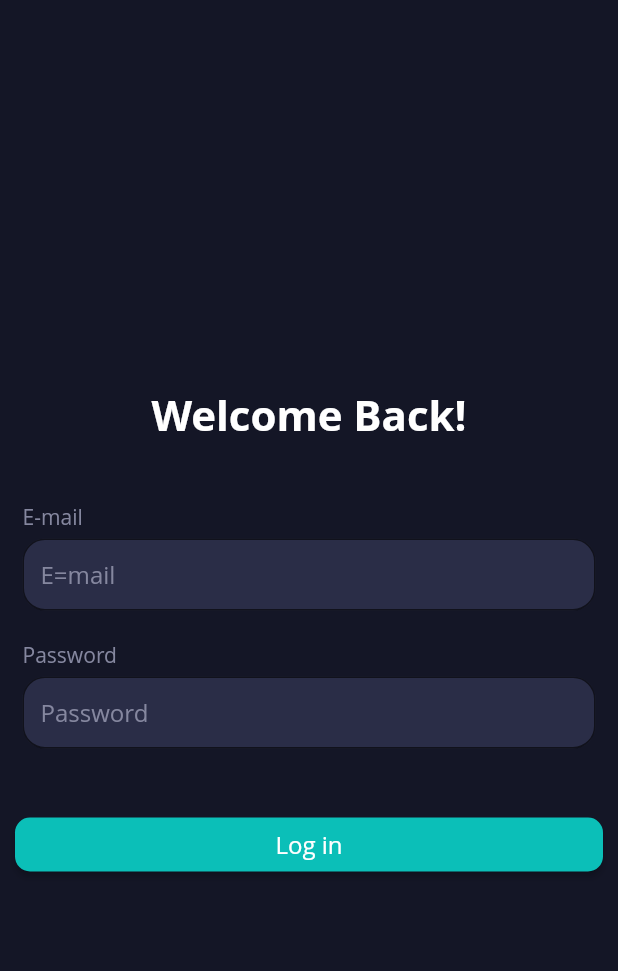
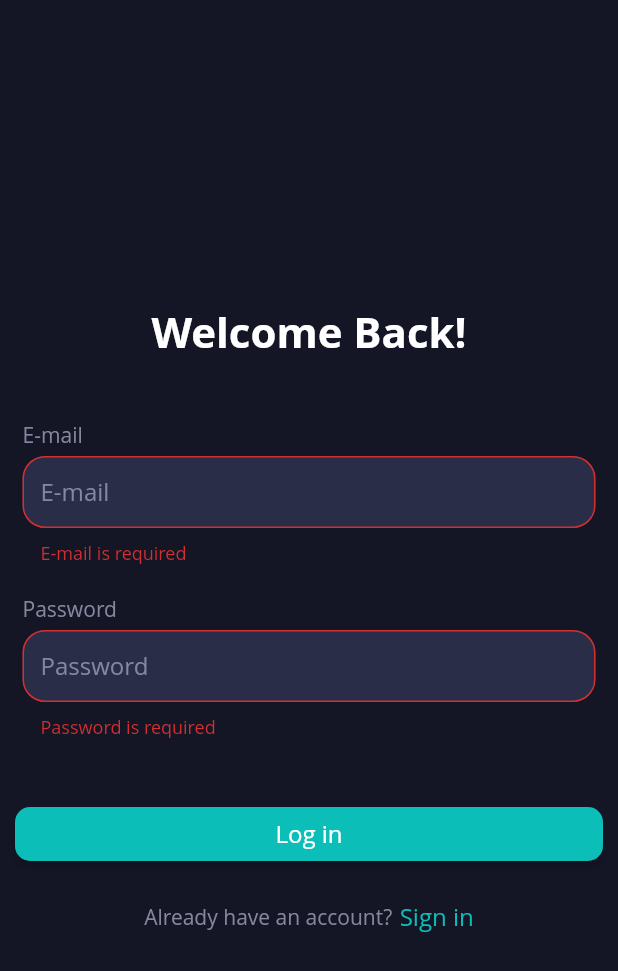
Before and after one commit to seytkalievm/AngimeHub, a Flutter app: the screen it shows after launch, after a tap on "Log in", on a phone screen of 412 x 824 dp. Shown: the top 971 px of the screen. Run offline on Flutter 3.47's test engine with Material 2 defaults, Android fonts, the light colour scheme and no system bars; our stand-ins replace fluttertoast, form_field_validator; Roboto replaces fonts that are missing (Open Sans).

Commit message:
reformated authorization, added form validation logic

```diff
--- a/lib/auth/authorization.dart
+++ b/lib/auth/authorization.dart
@@ -1,10 +1,28 @@
 import 'package:angime_hub/auth/register_page.dart';
+import 'package:angime_hub/styles.dart';
 import 'package:flutter/material.dart';
 
+import '../validators.dart';
 import 'login_page.dart';
 
-class Authorization extends StatelessWidget {
+class Authorization extends StatefulWidget{
+
   const Authorization({Key? key}) : super(key: key);
+
+  @override
+  State<StatefulWidget> createState() {
+    return AuthorizationState();
+  }
+}
+
+
+class AuthorizationState extends State<Authorization> {
+
+  int page = 0;
+  String sign = "Sign in";
+  String account = "Already have an account?";
+
+
 
   @override
   Widget build(BuildContext context) {
@@ -18,12 +36,67 @@ class Authorization extends StatelessWidget {
           child: SingleChildScrollView(
             child: Column(
               mainAxisAlignment: MainAxisAlignment.center,
-                children: const [
-                  LoginForm(),
+              children: [
+                getBody(),
+                Padding(
+                  padding: const EdgeInsets.all(20),
+                  child: Row(
+                    mainAxisAlignment: MainAxisAlignment.center,
+                    children: [
+                      Text(
+                        account,
+                        style: CommonStyle.descriptionTextStyle(),
+                      ),
+                      Padding(
+                        padding: const EdgeInsets.fromLTRB(5, 0, 0,0),
+                        child: InkWell(
+                          child: Text(
+                            sign,
+                            style: const TextStyle(
+                              fontSize: 16,
+                              fontWeight: FontWeight.w500,
+                              color: Color.fromARGB(255, 11, 191, 184),
+                            ),
+                          ),
+                          onTap:(){
+                            changePage();
+                          },
+                        ),
+                      ),
+                    ],
+                  ),
+                ),
               ],
             ),
           ),
         ),
-        ));
+      ),
+    );
+  }
+
+  Widget getBody() {
+    if (page == 0) {
+      return const LoginForm();
+    } else {
+      return const RegisterForm();
     }
   }
+
+  void changePage() {
+    setState(() {
+      if (page == 0) {
+        page = 1;
+        sign = "Sign in";
+        account = "Already have an account?";
+
+      } else {
+        page = 0;
+        sign = "Sign Up";
+        account = "Don't have an account?";
+
+      }
+    }
+    );
+  }
+
+}
--- a/lib/auth/login_page.dart
+++ b/lib/auth/login_page.dart
@@ -1,4 +1,3 @@
-import 'package:angime_hub/text_form_fields.dart';
 import 'package:angime_hub/validators.dart';
 import 'package:flutter/material.dart';
 
@@ -14,7 +13,37 @@ class LoginForm extends StatefulWidget {
 }
 
 class LoginState extends State<LoginForm> {
-  final _loginFormKey = GlobalKey<LoginState>();
+  final _loginFormKey = GlobalKey<FormState>();
+
+  late String email;
+  late String password;
+
+  Widget _emailTextField(){
+    return TextFormField(
+      keyboardType: TextInputType.emailAddress,
+      style: CommonStyle.textFieldInputStyle(),
+      decoration: CommonStyle.textFieldStyle(hintTextStr: "E-mail"),
+      cursorColor: Colors.white,
+      validator: emailValidator,
+      onSaved: (value){
+        email = value!.toString();
+      },
+    );
+  }
+
+  Widget _passwordTextField(){
+    return TextFormField(
+      keyboardType: TextInputType.visiblePassword,
+      obscureText: true,
+      style: CommonStyle.textFieldInputStyle(),
+      decoration: CommonStyle.textFieldStyle(hintTextStr: "Password"),
+      cursorColor: Colors.white,
+      validator: passwordValidator,
+      onSaved: (value){
+        password = value!.toString();
+      },
+    );
+  }
 
   @override
   Widget build(BuildContext context) {
@@ -41,10 +70,7 @@ class LoginState extends State<LoginForm> {
           ),
           Padding(
             padding: const EdgeInsets.fromLTRB(15, 0, 15, 10),
-            child: MyTextFormField(
-              "E=mail",
-              EmailValidator("Invalid e-mail"),
-            ),
+            child: _emailTextField(),
           ),
           Padding(
             padding: const EdgeInsets.fromLTRB(15, 10, 0, 5),
@@ -55,16 +81,11 @@ class LoginState extends State<LoginForm> {
           ),
           Padding(
             padding: const EdgeInsets.fromLTRB(15, 0, 15, 10),
-            child: MyTextFormField(
-              "Password",
-              passwordValidator,
-              isObscure: true,
-            ),
+            child: _passwordTextField(),
           ),
           Padding(
             padding: const EdgeInsets.fromLTRB(10, 30, 10, 0),
             child: ElevatedButton(
-              onPressed: () {},
               style: ButtonStyle(
                 backgroundColor: MaterialStateProperty.all<Color>(
                     const Color.fromARGB(255, 11, 191, 184)),
@@ -82,6 +103,13 @@ class LoginState extends State<LoginForm> {
                   color: Colors.white,
                 ),
               ),
+              onPressed: () {
+                if (!_loginFormKey.currentState!.validate()){
+                  return;
+                }
+                _loginFormKey.currentState?.save();
+
+              },
             ),
           ),
         ],
--- a/lib/main.dart
+++ b/lib/main.dart
@@ -1,6 +1,5 @@
 import 'package:angime_hub/auth/authorization.dart';
 import 'package:flutter/material.dart';
-import 'content/user_bottom.dart';
 
 void main() {
   runApp(const Authorization());
--- a/lib/validators.dart
+++ b/lib/validators.dart
@@ -3,27 +3,48 @@ import 'package:form_field_validator/form_field_validator.dart';
 class NameValidator extends TextFieldValidator {
   NameValidator(String errorText) : super(errorText);
 
+  var pattern = r'^(?=.*?[A-Z])(?=.*?[a-z])$';
   @override
   bool isValid(String? value) {
-    return value == null || value.isEmpty;
+    return value == null || value.isEmpty || RegExp(pattern).hasMatch(value);
   }
 }
 
-class EmailValidator extends TextFieldValidator {
+
+class EmailValidator extends TextFieldValidator{
   EmailValidator(String errorText) : super(errorText);
-
+  var pattern = r'^(([^<>()[\]\\.,;:\s@"]+(\.[^<>()[\]\\.,;:\s@"]+)*)|(".+"))@((\[[0-9]{1,3}\.[0-9]{1,3}\.[0-9]{1,3}\.[0-9]{1,3}\])|(([a-zA-Z\-0-9]+\.)+[a-zA-Z]{2,}))$';
   @override
   bool isValid(String? value) {
-    if (value == null || value.isEmpty || !value.contains("@")) {
-      return false;
-    }
-    return true;
+    return RegExp(pattern).hasMatch(value!);
   }
+
 }
 
+final firstNameValidator = MultiValidator([
+  RequiredValidator(errorText: "First name is required"),
+  PatternValidator(r"^[a-zA-Z]+[a-zA-Z ,.'-]+$",
+      errorText: "First name should contain only letters A-Z"),
+  PatternValidator(r"^[A-Z]+[a-zA-Z ,.'-]+$",
+      errorText: "First Name should start with capital letter")
+]);
+
+final secondNameValidator = MultiValidator([
+  RequiredValidator(errorText: "Second name is required"),
+  PatternValidator(r"^[a-zA-Z ,.'-]+$",
+      errorText: "Second name should contain only letters A-Z"),
+  PatternValidator(r"^[A-Z]+[a-zA-Z ,.'-]+$",
+      errorText: "Second name should start with capital letter")
+]);
+
+final emailValidator = MultiValidator([
+  RequiredValidator(errorText: "E-mail is required"),
+  EmailValidator("Invalid e-mail")
+]);
+
 final passwordValidator = MultiValidator([
-  RequiredValidator(errorText: 'password is required'),
-  MinLengthValidator(8, errorText: 'password must be at least 8 digits long'),
-  PatternValidator(r'(?=.*?[#?!@$%^&*-])',
-      errorText: 'passwords must have at least one special character'),
+  RequiredValidator(errorText: 'Password is required'),
+  MinLengthValidator(6, errorText: 'Password must be at least 6 digits long'),
+  PatternValidator(r'^(?=.*?[A-Z])(?=.*?[a-z])(?=.*?[0-9]).{6,}$',
+      errorText: 'Password should contain at least:\nOne upper case letter,\nOne lower case letter,\nOne number'),
 ]);
--- a/pubspec.yaml
+++ b/pubspec.yaml
@@ -18,7 +18,7 @@ publish_to: 'none' # Remove this line if you wish to publish to pub.dev
 version: 1.0.0+1
 
 environment:
-  sdk: ">=2.17.0-105.0.dev <3.0.0"
+  sdk: ">=2.16.0-105.0.dev <3.0.0"
 
 # Dependencies specify other packages that your package needs in order to work.
 # To automatically upgrade your package dependencies to the latest versions
@@ -31,10 +31,13 @@ dependencies:
     sdk: flutter
 
 
+
   # The following adds the Cupertino Icons font to your application.
   # Use with the CupertinoIcons class for iOS style icons.
   cupertino_icons: ^1.0.2
   form_field_validator: ^1.1.0
+  # add this line to your dependencies
+  fluttertoast: ^8.0.9
 
 dev_dependencies:
   flutter_test:
```
Also changed, not shown: lib/auth/register_page.dart (+100 -19 lines), lib/text_form_fields.dart (+10 -0 lines), pubspec.lock, 2 other files. Lines whose indentation alone changed are shown as unchanged.
